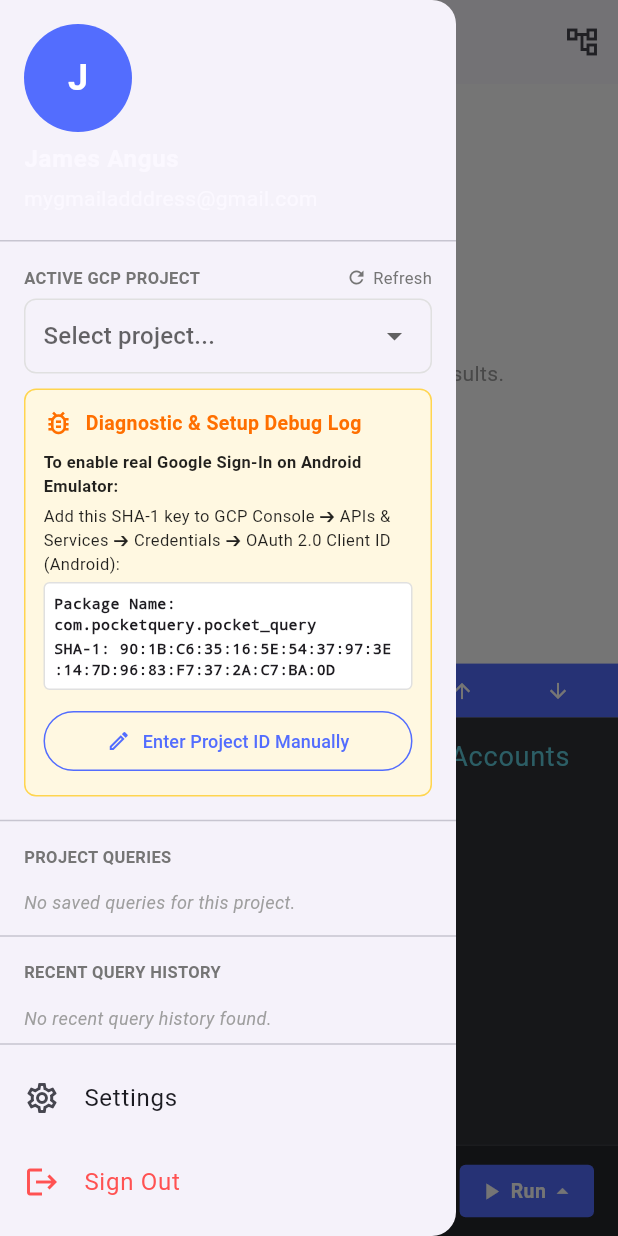
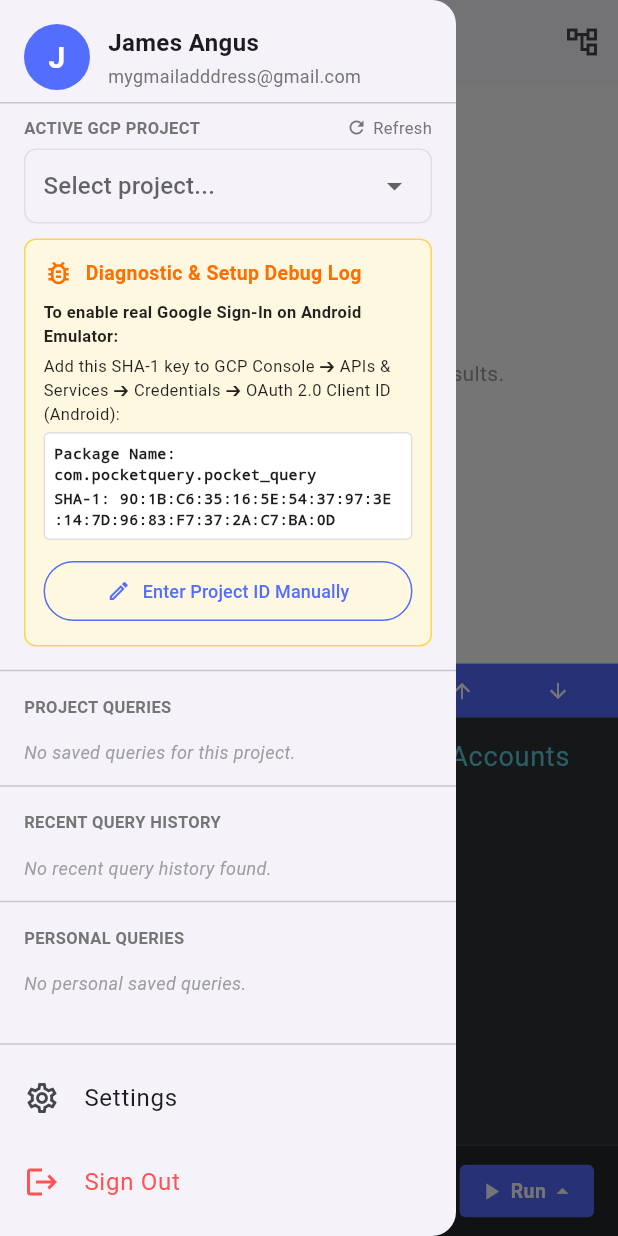
Before and after one commit to ejangi/pocket-query, a Flutter app: the HomeScreen screen opened directly, with the side drawer open, on a phone screen of 412 x 824 dp. Run offline on Flutter 3.47's test engine with Material 3 defaults, Android fonts, the phone set to English and light mode, and no system bars; our stand-ins replace flutter_secure_storage, flutter_svg, google_fonts, google_sign_in; missing offline and left inert: googleapis; accounts and stored records are empty; network calls fail; project files that could hold a hidden picture were left out.

Commit message:
Make the user section of the side menu smaller

```diff
--- a/lib/screens/side_menu.dart
+++ b/lib/screens/side_menu.dart
@@ -35,24 +35,58 @@
     return Drawer(
       child: Column(
         children: [
-          // Drawer Header matching User Profile
-          UserAccountsDrawerHeader(
-            currentAccountPicture: CircleAvatar(
+          // Compact User Profile Header
+          SafeArea(
+            bottom: false,
+            child: Padding(
+              padding: const EdgeInsets.fromLTRB(16.0, 16.0, 16.0, 8.0),
+              child: Row(
+                children: [
+                  CircleAvatar(
+                    radius: 22,
                     backgroundColor: const Color(0xFF536DFE),
                     child: Text(
                       displayInitial,
-                style: const TextStyle(fontSize: 24, fontWeight: FontWeight.bold, color: Colors.white),
+                      style: const TextStyle(
+                        fontSize: 20,
+                        fontWeight: FontWeight.bold,
+                        color: Colors.white,
                       ),
                     ),
-            accountName: Text(
+                  ),
+                  const SizedBox(width: 12),
+                  Expanded(
+                    child: Column(
+                      crossAxisAlignment: CrossAxisAlignment.start,
+                      mainAxisSize: MainAxisSize.min,
+                      children: [
+                        Text(
                           displayName,
-              style: const TextStyle(fontWeight: FontWeight.bold),
+                          style: const TextStyle(
+                            fontSize: 16,
+                            fontWeight: FontWeight.bold,
                           ),
-            accountEmail: Text(displayEmail),
-            decoration: const BoxDecoration(
-              color: Colors.transparent,
+                          overflow: TextOverflow.ellipsis,
+                        ),
+                        if (displayEmail.isNotEmpty) ...[
+                          const SizedBox(height: 2),
+                          Text(
+                            displayEmail,
+                            style: TextStyle(
+                              fontSize: 12,
+                              color: Colors.grey[600],
+                            ),
+                            overflow: TextOverflow.ellipsis,
+                          ),
+                        ],
+                      ],
                     ),
                   ),
+                ],
+              ),
+            ),
+          ),
+          const Divider(height: 1),
           // Project Selector Dropdown
           Padding(
             padding: const EdgeInsets.symmetric(horizontal: 16.0, vertical: 8.0),
```
Lines whose indentation alone changed are shown as unchanged.
